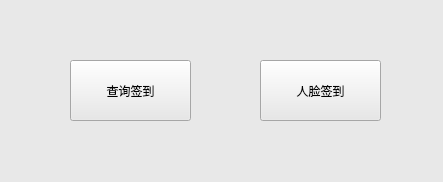
First picture: the form in Qiandao/Qiandao_chose.ui, repository Holy-Shine/Acrotest, before the edit.
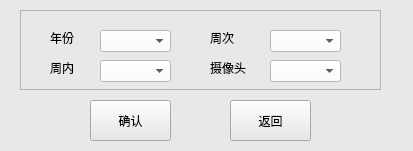
Second picture: the form after the edit.

The edit to the form file:
```diff
--- a/Qiandao/Qiandao_chose.ui
+++ b/Qiandao/Qiandao_chose.ui
@@ -6,8 +6,8 @@
    <rect>
     <x>0</x>
     <y>0</y>
-    <width>443</width>
-    <height>182</height>
+    <width>413</width>
+    <height>151</height>
    </rect>
   </property>
   <property name="windowTitle">
@@ -19,29 +19,149 @@
   <widget class="QPushButton" name="bt_secletqiandao">
    <property name="geometry">
     <rect>
-     <x>70</x>
-     <y>60</y>
-     <width>121</width>
-     <height>61</height>
+     <x>230</x>
+     <y>100</y>
+     <width>81</width>
+     <height>41</height>
     </rect>
    </property>
    <property name="text">
-    <string>查询签到</string>
+    <string>返回</string>
    </property>
   </widget>
   <widget class="QPushButton" name="bt_faceqiandao">
    <property name="geometry">
     <rect>
-     <x>260</x>
-     <y>60</y>
-     <width>121</width>
-     <height>61</height>
+     <x>90</x>
+     <y>100</y>
+     <width>81</width>
+     <height>41</height>
     </rect>
    </property>
    <property name="text">
-    <string>人脸签到</string>
+    <string>确认</string>
    </property>
   </widget>
+  <widget class="QFrame" name="frame">
+   <property name="geometry">
+    <rect>
+     <x>20</x>
+     <y>10</y>
+     <width>361</width>
+     <height>80</height>
+    </rect>
+   </property>
+   <property name="frameShape">
+    <enum>QFrame::StyledPanel</enum>
+   </property>
+   <property name="frameShadow">
+    <enum>QFrame::Raised</enum>
+   </property>
+   <widget class="QComboBox" name="cb_year">
+    <property name="geometry">
+     <rect>
+      <x>80</x>
+      <y>20</y>
+      <width>71</width>
+      <height>22</height>
+     </rect>
+    </property>
+    <property name="styleSheet">
+     <string notr="true">background-color: rgb(255, 255, 255);</string>
+    </property>
+   </widget>
+   <widget class="QComboBox" name="cb_day">
+    <property name="geometry">
+     <rect>
+      <x>80</x>
+      <y>50</y>
+      <width>71</width>
+      <height>22</height>
+     </rect>
+    </property>
+    <property name="styleSheet">
+     <string notr="true">background-color: rgb(255, 255, 255);</string>
+    </property>
+   </widget>
+   <widget class="QLabel" name="lb_year">
+    <property name="geometry">
+     <rect>
+      <x>30</x>
+      <y>20</y>
+      <width>31</width>
+      <height>16</height>
+     </rect>
+    </property>
+    <property name="text">
+     <string>年份</string>
+    </property>
+   </widget>
+   <widget class="QLabel" name="lb_day">
+    <property name="geometry">
+     <rect>
+      <x>30</x>
+      <y>50</y>
+      <width>31</width>
+      <height>16</height>
+     </rect>
+    </property>
+    <property name="text">
+     <string>周内</string>
+    </property>
+   </widget>
+   <widget class="QLabel" name="lb_cam">
+    <property name="geometry">
+     <rect>
+      <x>190</x>
+      <y>50</y>
+      <width>41</width>
+      <height>16</height>
+     </rect>
+    </property>
+    <property name="text">
+     <string>摄像头</string>
+    </property>
+   </widget>
+   <widget class="QComboBox" name="cb_week">
+    <property name="geometry">
+     <rect>
+      <x>250</x>
+      <y>20</y>
+      <width>71</width>
+      <height>22</height>
+     </rect>
+    </property>
+    <property name="styleSheet">
+     <string notr="true">background-color: rgb(255, 255, 255);</string>
+    </property>
+   </widget>
+   <widget class="QLabel" name="lb_week">
+    <property name="geometry">
+     <rect>
+      <x>190</x>
+      <y>20</y>
+      <width>31</width>
+      <height>16</height>
+     </rect>
+    </property>
+    <property name="text">
+     <string>周次</string>
+    </property>
+   </widget>
+   <widget class="QComboBox" name="cb_cam">
+    <property name="geometry">
+     <rect>
+      <x>250</x>
+      <y>50</y>
+      <width>71</width>
+      <height>22</height>
+     </rect>
+    </property>
+    <property name="styleSheet">
+     <string notr="true">background-color: rgb(255, 255, 255);</string>
+    </property>
+   </widget>
+  </widget>
  </widget>
  <resources/>
  <connections/>
```
Left out of the diff: 8 changed lines with no effect on the pictures.
